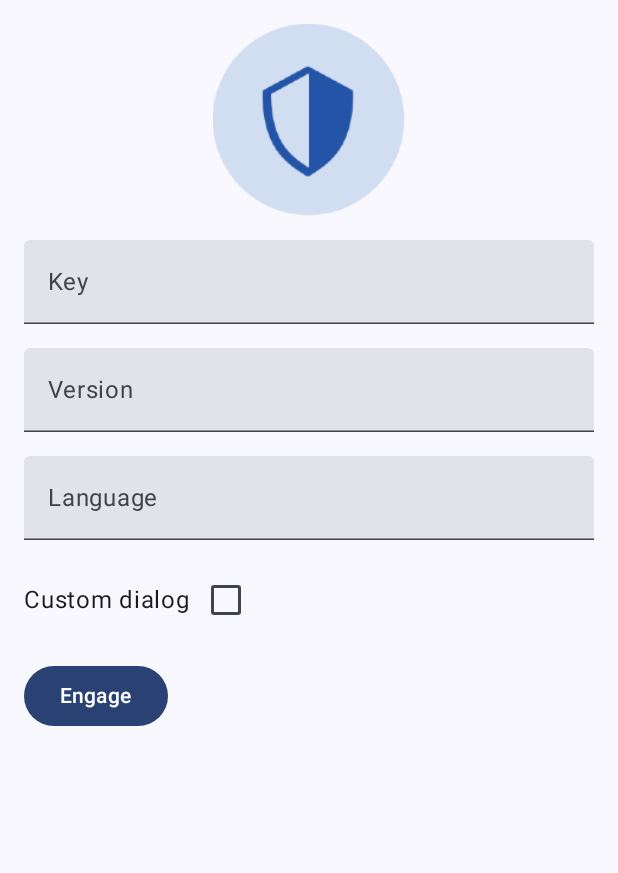
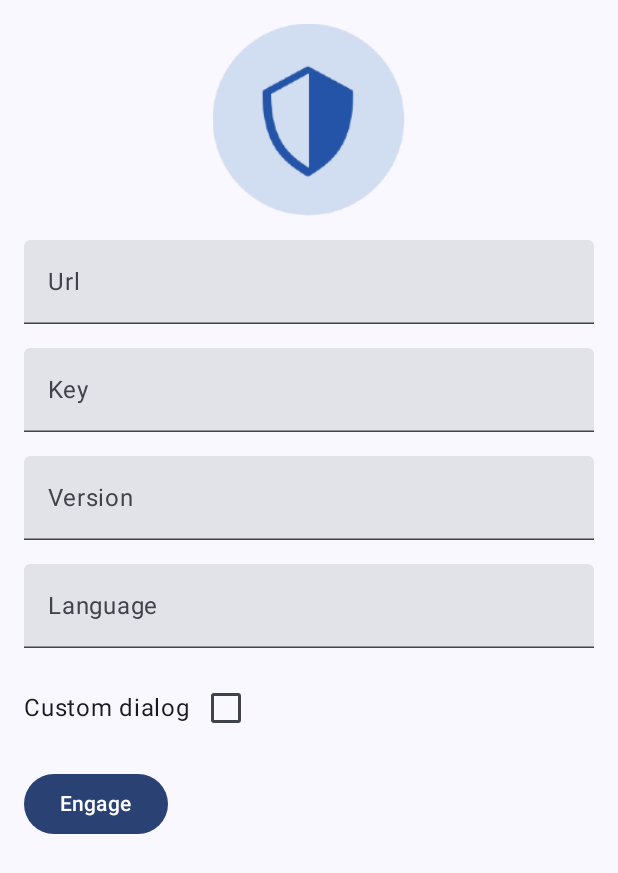
Before and after one commit to mirego/killswitch-mobile, an Android app built with Jetpack Compose: the screen it shows after launch (MainActivity), on a phone screen of 412 x 824 dp. Shown: the top 873 px of the screen. Run offline under Robolectric (Android 15) with nearby library versions, the phone set to English and light mode, and no system bars.

Commit message:
PR comments

```diff
--- a/killswitch/src/androidMain/kotlin/com/mirego/killswitch/AndroidKillswitch.kt
+++ b/killswitch/src/androidMain/kotlin/com/mirego/killswitch/AndroidKillswitch.kt
@@ -15,8 +15,8 @@ object AndroidKillswitch {
     suspend fun engage(key: String, version: String, language: String, url: String) =
         Killswitch.engage(key, version, language, url)
 
-    suspend fun engage(key: String, context: Context) =
-        Killswitch.engage(key, context.versionName, Locale.getDefault().language, context.getString(R.string.killswitch_url))
+    suspend fun engage(key: String, url: String, context: Context) =
+        Killswitch.engage(key, context.versionName, Locale.getDefault().language, url)
 
     fun showDialog(viewData: KillswitchViewData?, activity: Activity, @StyleRes themeResId: Int? = null) {
         viewData
--- a/killswitch/src/main/res/values/config.xml
+++ /dev/null
@@ -1,4 +0,0 @@
-<?xml version="1.0" encoding="utf-8"?>
-<resources>
-    <string name="killswitch_url">https://killswitch.mirego.com/killswitch</string>
-</resources>
--- a/sample-android/src/main/java/com/mirego/killswitch/sample/MainActivity.kt
+++ b/sample-android/src/main/java/com/mirego/killswitch/sample/MainActivity.kt
@@ -55,9 +55,9 @@ class MainActivity : ComponentActivity() {
                             Modifier.run {
                                 if (viewData != null) blur(5.dp) else this
                             }
-                        ) { key, version, language, customDialog ->
+                        ) { url, key, version, language, customDialog ->
                             scope.launch {
-                                engage(key, version, language, customDialog, this@MainActivity) {
+                                engage(url, key, version, language, customDialog, this@MainActivity) {
                                     viewData = it
                                 }
                             }
@@ -79,6 +79,7 @@ class MainActivity : ComponentActivity() {
 }
 
 private suspend fun engage(
+    url: String,
     key: String,
     version: String,
     language: String,
@@ -87,12 +88,12 @@ private suspend fun engage(
     onViewDataReceived: (KillswitchViewData) -> Unit
 ) {
     if (customDialog) {
-        AndroidKillswitch.engage(key, version, language, activity.getString(R.string.killswitch_url))?.let {
+        AndroidKillswitch.engage(key, version, language, url)?.let {
             onViewDataReceived(it)
         }
     } else {
         AndroidKillswitch.showDialog(
-            viewData = AndroidKillswitch.engage(key, version, language, activity.getString(R.string.killswitch_url)),
+            viewData = AndroidKillswitch.engage(key, version, language, url),
             activity = activity,
             themeResId = R.style.CustomAlertDialog
         )
@@ -100,7 +101,8 @@ private suspend fun engage(
 }
 
 @Composable
-private fun Content(modifier: Modifier = Modifier, engage: (String, String, String, Boolean) -> Unit) {
+private fun Content(modifier: Modifier = Modifier, engage: (String, String, String, String, Boolean) -> Unit) {
+    var url by remember { mutableStateOf("") }
     var key by remember { mutableStateOf("") }
     var version by remember { mutableStateOf("") }
     var language by remember { mutableStateOf("") }
@@ -118,6 +120,12 @@ private fun Content(modifier: Modifier = Modifier, engage: (String, String, Stri
             modifier = Modifier
                 .size(128.dp)
                 .align(Alignment.CenterHorizontally)
+        )
+        TextField(
+            value = url,
+            onValueChange = { url = it },
+            label = { Text("Url") },
+            modifier = Modifier.fillMaxWidth()
         )
         TextField(
             value = key,
@@ -141,7 +149,7 @@ private fun Content(modifier: Modifier = Modifier, engage: (String, String, Stri
             Text("Custom dialog")
             Checkbox(checked = customDialog, onCheckedChange = { customDialog = it })
         }
-        Button(onClick = { engage(key, version, language, customDialog) }) {
+        Button(onClick = { engage(url, key, version, language, customDialog) }) {
             Text("Engage")
         }
     }
@@ -151,6 +159,6 @@ private fun Content(modifier: Modifier = Modifier, engage: (String, String, Stri
 @Composable
 private fun Preview() {
     KillswitchSampleTheme {
-        Content { _, _, _, _ -> }
+        Content { _, _, _, _, _ -> }
     }
 }
--- a/sample-android/src/main/res/values/config.xml
+++ /dev/null
@@ -1,4 +0,0 @@
-<?xml version="1.0" encoding="utf-8"?>
-<resources>
-    <string name="killswitch_url">https://mirego-killswitch-qa.herokuapp.com/killswitch</string>
-</resources>
```
